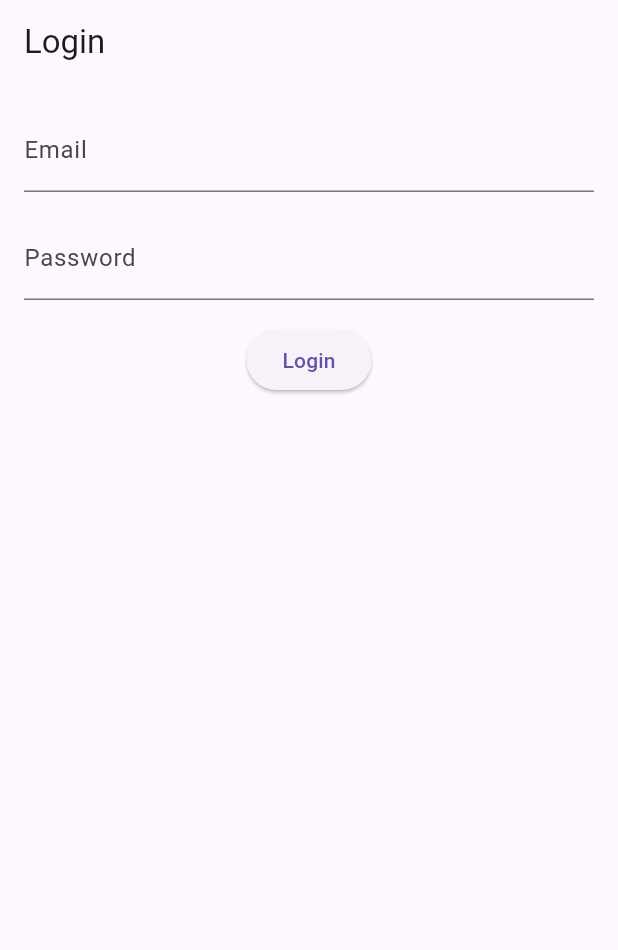
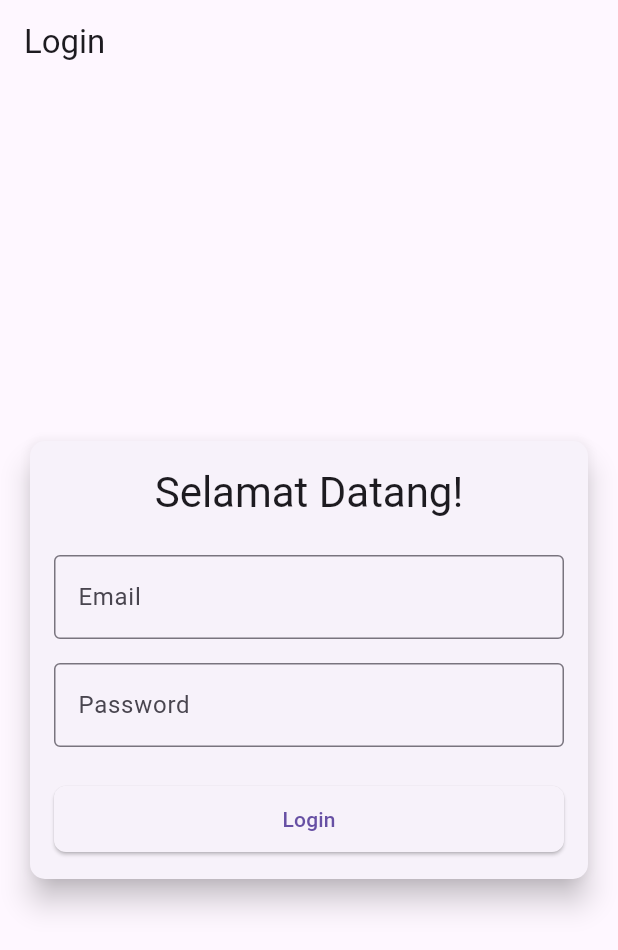
Before and after one commit to Fajri2301/tugasWeek10_1123150166, a Flutter app: the screen it shows after launch, on a phone screen of 412 x 824 dp. Shown: the top 950 px of the screen. Run offline on Flutter 3.47's test engine with Material 3 defaults, Android fonts, the phone set to English and light mode, and no system bars; our stand-ins replace firebase_auth, firebase_core; accounts and stored records are empty.

Commit message:
refactor: Meningkatkan tampilan UI halaman login

```diff
--- a/lib/pages/login_page.dart
+++ b/lib/pages/login_page.dart
@@ -51,36 +51,69 @@ class _MyLoginState extends State<MyLogin> {
       appBar: AppBar(
         title: const Text('Login'),
       ),
-      body: Padding(
+      body: Center(
+        child: SingleChildScrollView(
+          padding: const EdgeInsets.all(16.0),
+          child: Card(
+            elevation: 8.0,
+            shape: RoundedRectangleBorder(
+              borderRadius: BorderRadius.circular(10.0),
+            ),
+            child: Padding(
               padding: const EdgeInsets.all(16.0),
               child: Column(
+                mainAxisSize: MainAxisSize.min,
                 children: [
+                  Text(
+                    'Selamat Datang!',
+                    style: Theme.of(context).textTheme.headlineMedium,
+                  ),
+                  const SizedBox(height: 24),
                   TextField(
                     controller: emailCtrl,
-              decoration: const InputDecoration(labelText: 'Email'),
+                    decoration: const InputDecoration(
+                      labelText: 'Email',
+                      border: OutlineInputBorder(),
+                    ),
                   ),
                   const SizedBox(height: 16),
                   TextField(
                     controller: passCtrl,
-              decoration: const InputDecoration(labelText: 'Password'),
+                    decoration: const InputDecoration(
+                      labelText: 'Password',
+                      border: OutlineInputBorder(),
+                    ),
                     obscureText: true,
                   ),
-            const SizedBox(height: 16),
+                  const SizedBox(height: 24),
                   if (_isLoading)
                     const CircularProgressIndicator()
                   else
-              ElevatedButton(
+                    SizedBox(
+                      width: double.infinity,
+                      child: ElevatedButton(
                         onPressed: _login,
+                        style: ElevatedButton.styleFrom(
+                          padding: const EdgeInsets.symmetric(vertical: 12),
+                          shape: RoundedRectangleBorder(
+                            borderRadius: BorderRadius.circular(8.0),
+                          ),
+                        ),
                         child: const Text('Login'),
+                      ),
                     ),
                   if (_error != null) ...[
                     const SizedBox(height: 16),
                     Text(
                       _error!,
                       style: const TextStyle(color: Colors.red),
+                      textAlign: TextAlign.center,
                     ),
-            ]
                   ],
+                ],
+              ),
+            ),
+          ),
         ),
       ),
     );
```
Lines whose indentation alone changed are shown as unchanged.
